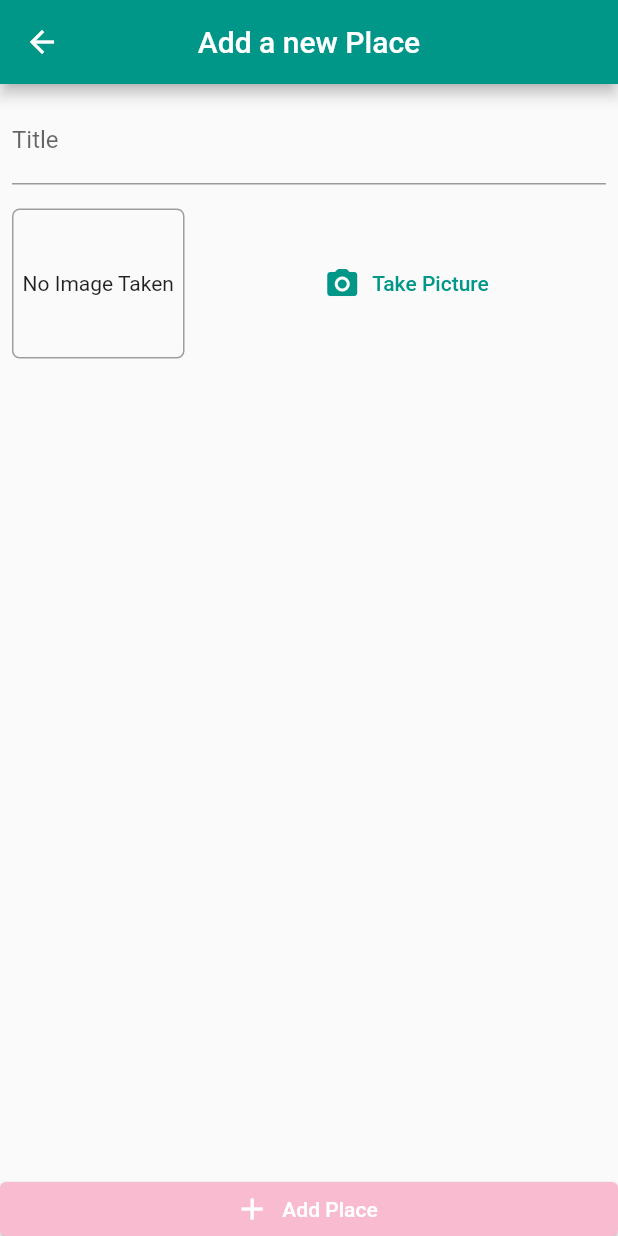
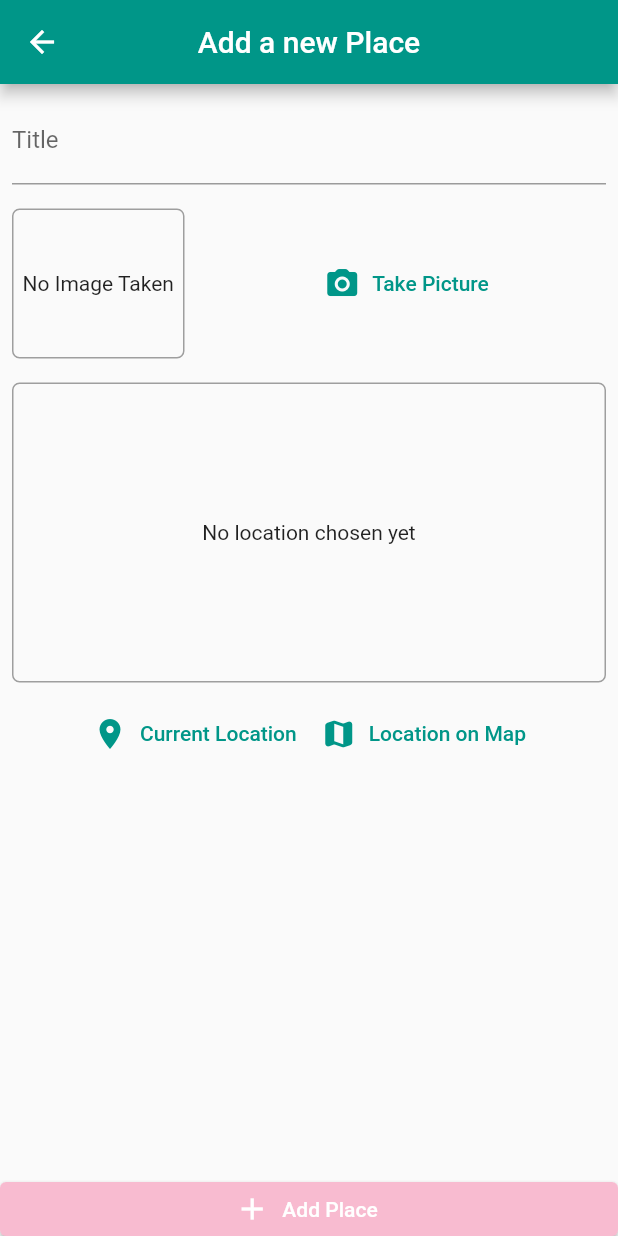
Before and after one commit to VeronikaLo/my_places, a Flutter app: the screen it shows after launch, after a tap on the "add" icon, on a phone screen of 412 x 824 dp. Run offline on Flutter 3.47's test engine with Material 2 defaults, Android fonts, the phone set to English and light mode, and no system bars; our stand-ins replace image_picker, location, sqflite; accounts and stored records are empty.

Commit message:
location

```diff
--- /dev/null
+++ b/lib/helpers/db_helper.dart
@@ -0,0 +1,30 @@
+import 'package:sqflite/sqflite.dart' as sql;
+import 'package:path/path.dart' as p;
+import 'package:sqflite/sqlite_api.dart';
+
+
+
+class DBHelper{
+  //to create a db
+  static Future<Database> dataBase()async{
+    final dbPath = await sql.getDatabasesPath(); // create a folder for db
+    return sql.openDatabase(
+      p.join(dbPath, 'places.db'),
+      onCreate: (db, version){
+        return db.execute('CREATE TABLE places(id TEXT PRIMARY KEY, title TEXT, image TEXT)');
+      },
+      version: 1);
+  }
+
+  //to insert data
+  static Future<void> insert(String table, Map<String, Object>data)async{
+    final db = await DBHelper.dataBase();
+    db.insert(table, data, conflictAlgorithm: ConflictAlgorithm.replace );
+  }
+
+  // to get data
+  static Future<List<Map<String, dynamic>>> getData(String table)async{
+    final db = await DBHelper.dataBase();
+    return db.query(table);
+  }
+}
--- a/lib/providers/great_places.dart
+++ b/lib/providers/great_places.dart
@@ -2,10 +2,11 @@
 import 'dart:io';
 import 'package:flutter/foundation.dart';
 import '../models/place.dart';
+import '../helpers/db_helper.dart';
 
 class GreatPlaces with ChangeNotifier{
 
-  final List<Place> _items = [];
+  List<Place> _items = [];
 
   List<Place> get items{
     return [..._items];
@@ -19,8 +20,26 @@ class GreatPlaces with ChangeNotifier{
       location: null,
       image: pickedImage);
 
-      _items.add(newPlace);
+      _items.add(newPlace); //to add a Place to a list
       notifyListeners();
+
+      DBHelper.insert('places', {
+        'id': newPlace,
+        'title': newPlace.title,
+        'image': newPlace.image.path,
+      });
+  }
+
+  //function to fetch and set data from db into appUI
+  Future<void> getandSetData()async{
+    final dataList = await DBHelper.getData('places'); // get from db
+    _items = dataList.map( (item) => Place(
+      id: item['id'],
+      title: item['title'],
+      location: null,
+      image: File(item['image'] // to get a path, but not a complite image
+      ),)).toList as List<Place>;
+    notifyListeners();
   }
 
 }
--- a/lib/screens/add_place_screen.dart
+++ b/lib/screens/add_place_screen.dart
@@ -1,4 +1,5 @@
 import 'dart:io';
+import 'package:places/widgets/location_item.dart';
 import 'package:provider/provider.dart';
 import 'package:flutter/material.dart';
 
@@ -54,6 +55,8 @@ class _AddPlaceScreenState extends State<AddPlaceScreen> {
                     ),
                     const SizedBox(height: 16,),
                     ImageItem(_selectImage),
+                    const SizedBox(height: 16,),
+                    const LocationItem(),
                   ],
                 ),
               ), ),
--- a/lib/screens/places_list_screen.dart
+++ b/lib/screens/places_list_screen.dart
@@ -19,9 +19,11 @@ class PlacesList extends StatelessWidget {
             },
             icon: const Icon(Icons.add))
         ]),
-      body:  Center(
-        child: Consumer<GreatPlaces>(
-          //child: const Center(child: Text('Got no places yet. Start adding some!')),
+      body:  FutureBuilder(
+        future: Provider.of<GreatPlaces>(context, listen: false).getandSetData(),
+        builder: (ctx, snapshot) => snapshot.connectionState == ConnectionState.waiting
+        ? const CircularProgressIndicator()
+        :Consumer<GreatPlaces>(
           builder:(ctx, greatPlaces, child)=>
           greatPlaces.items.isEmpty
           ? const Center(child: Text('Got no places yet. Start adding some!'))
@@ -34,8 +36,8 @@ class PlacesList extends StatelessWidget {
                 //...Go to detail page
               },
             ),
-          ),) ,
-        ),
+          ),),
+      ),
     );
   }
 }
--- /dev/null
+++ b/lib/widgets/location_item.dart
@@ -0,0 +1,71 @@
+import 'package:flutter/material.dart';
+import 'package:location/location.dart';
+
+class LocationItem extends StatefulWidget {
+  const LocationItem({super.key});
+
+  @override
+  State<LocationItem> createState() => _LocationItemState();
+}
+
+class _LocationItemState extends State<LocationItem> {
+  String? _previewImageUrl;
+
+  Future<void> _getCurrentUserLocation() async{
+
+    Location location = Location();
+    bool serviceEnabled;
+    PermissionStatus permissionGranted;
+    LocationData locationData;
+
+serviceEnabled = await location.serviceEnabled();
+if (!serviceEnabled) {
+  serviceEnabled = await location.requestService();
+  if (!serviceEnabled) {
+    return;
+  }
+}
+
+permissionGranted = await location.hasPermission();
+if (permissionGranted == PermissionStatus.denied) {
+  permissionGranted = await location.requestPermission();
+  if (permissionGranted != PermissionStatus.granted) {
+    return;
+  }
+}
+    locationData = await Location().getLocation();
+    debugPrint(locationData.latitude.toString());
+    debugPrint(locationData.longitude.toString());
+  }
+
+  @override
+  Widget build(BuildContext context) {
+    return Column(children: [
+      Container(
+        decoration: BoxDecoration(
+          border: Border.all(width: 1, color: Colors.grey),
+          borderRadius: BorderRadius.circular(5)
+        ) ,
+        alignment: Alignment.center,
+        height: 200,
+        width: double.infinity,
+        child: _previewImageUrl == null
+        ? const Text('No location chosen yet')
+        : Image.network(_previewImageUrl! , fit: BoxFit.cover, width: double.infinity,),
+      ),
+      const SizedBox(height: 10,),
+      Row(
+        mainAxisAlignment: MainAxisAlignment.center,
+        children: [
+        TextButton.icon(
+          onPressed: _getCurrentUserLocation,
+          icon: const Icon(Icons.location_on),
+          label: const Text('Current Location')),
+        TextButton.icon(
+          onPressed: (){},
+          icon: const Icon(Icons.map_rounded),
+          label: const Text('Location on Map'))
+      ],)
+    ],);
+  }
+}
--- a/pubspec.yaml
+++ b/pubspec.yaml
@@ -35,6 +35,9 @@ dependencies:
   image_picker: ^0.8.5+3
   path_provider: ^2.0.11
   path: ^1.8.2
+  sqflite: ^2.1.0
+  location: ^4.2.0
+
 
 
   # The following adds the Cupertino Icons font to your application.
```
Also changed, not shown: pubspec.lock, 1 other file.
